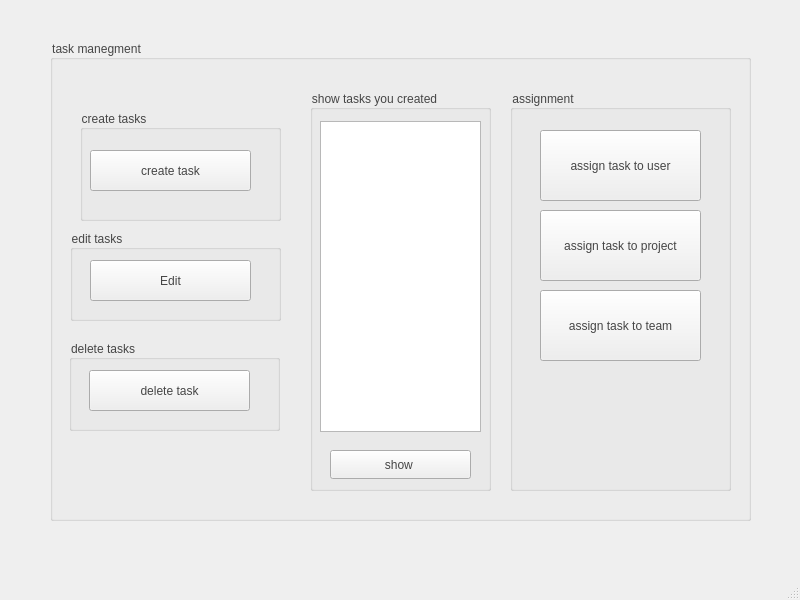
Above: task_manegment.ui from annishelion/ap-projet before the change. Below: the same form after it.
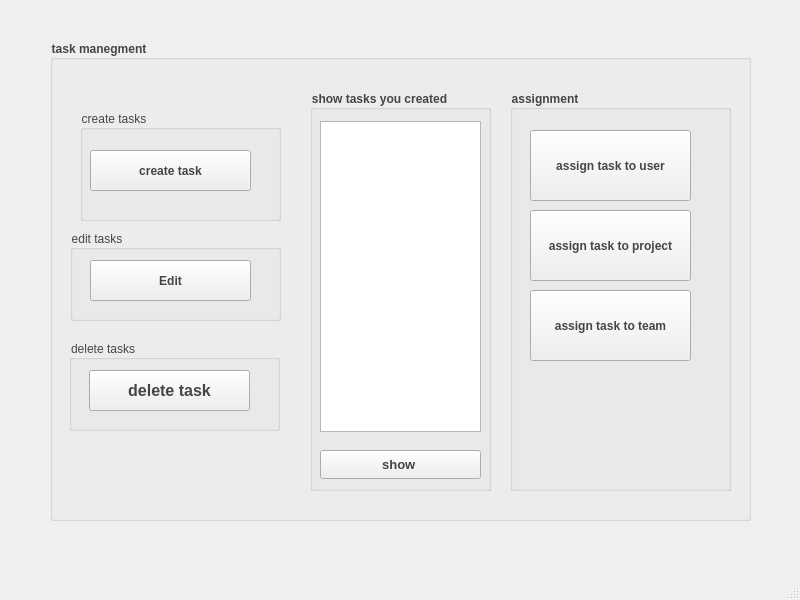
That is the form after the change.

Diff of the .ui file:
```diff
--- a/task_manegment.ui
+++ b/task_manegment.ui
@@ -26,6 +26,11 @@
       <height>481</height>
      </rect>
     </property>
+    <property name="font">
+     <font>
+      <bold>true</bold>
+     </font>
+    </property>
     <property name="title">
      <string>task manegment</string>
     </property>
@@ -38,18 +43,28 @@
        <height>401</height>
       </rect>
      </property>
+     <property name="font">
+      <font>
+       <bold>true</bold>
+      </font>
+     </property>
      <property name="title">
       <string>assignment</string>
      </property>
      <widget class="QPushButton" name="assing_task_to_user_btn">
       <property name="geometry">
        <rect>
-        <x>30</x>
+        <x>20</x>
         <y>40</y>
         <width>161</width>
         <height>71</height>
        </rect>
       </property>
+      <property name="font">
+       <font>
+        <bold>true</bold>
+       </font>
+      </property>
       <property name="text">
        <string>assign task to user</string>
       </property>
@@ -57,12 +72,17 @@
      <widget class="QPushButton" name="assign_task_to_project_btn">
       <property name="geometry">
        <rect>
-        <x>30</x>
+        <x>20</x>
         <y>120</y>
         <width>161</width>
         <height>71</height>
        </rect>
       </property>
+      <property name="font">
+       <font>
+        <bold>true</bold>
+       </font>
+      </property>
       <property name="text">
        <string>assign task to project</string>
       </property>
@@ -70,12 +90,17 @@
      <widget class="QPushButton" name="assign_task_to_team_btn">
       <property name="geometry">
        <rect>
-        <x>30</x>
+        <x>20</x>
         <y>200</y>
         <width>161</width>
         <height>71</height>
        </rect>
       </property>
+      <property name="font">
+       <font>
+        <bold>true</bold>
+       </font>
+      </property>
       <property name="text">
        <string>assign task to team</string>
       </property>
@@ -102,6 +127,11 @@
         <height>41</height>
        </rect>
       </property>
+      <property name="font">
+       <font>
+        <bold>true</bold>
+       </font>
+      </property>
       <property name="text">
        <string>Edit</string>
       </property>
@@ -116,18 +146,29 @@
        <height>401</height>
       </rect>
      </property>
+     <property name="font">
+      <font>
+       <bold>true</bold>
+      </font>
+     </property>
      <property name="title">
       <string>show tasks you created</string>
      </property>
      <widget class="QPushButton" name="show_task_btn">
       <property name="geometry">
        <rect>
-        <x>20</x>
+        <x>10</x>
         <y>360</y>
-        <width>141</width>
+        <width>161</width>
         <height>29</height>
        </rect>
       </property>
+      <property name="font">
+       <font>
+        <pointsize>10</pointsize>
+        <bold>true</bold>
+       </font>
+      </property>
       <property name="text">
        <string>show </string>
       </property>
@@ -164,6 +205,11 @@
         <height>41</height>
        </rect>
       </property>
+      <property name="font">
+       <font>
+        <bold>true</bold>
+       </font>
+      </property>
       <property name="text">
        <string>create task</string>
       </property>
@@ -190,6 +236,14 @@
         <height>41</height>
        </rect>
       </property>
+      <property name="font">
+       <font>
+        <family>Segoe UI</family>
+        <pointsize>12</pointsize>
+        <italic>false</italic>
+        <bold>true</bold>
+       </font>
+      </property>
       <property name="styleSheet">
        <string notr="true">font: 700 12pt &quot;Segoe UI&quot;;</string>
       </property>
```
Left out of the diff: 2 changed lines with no effect on the pictures.
